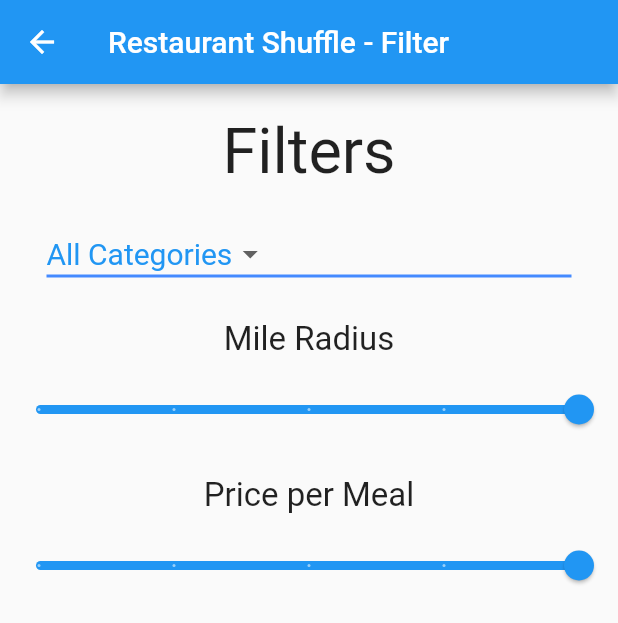
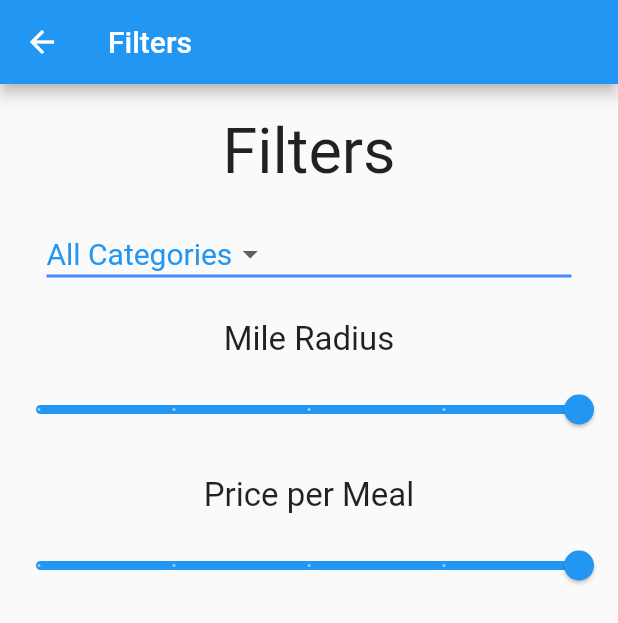
Before and after one commit to MackayChandler1/RestaurantShuffle, a Flutter app: the FilterScreen screen opened by its route, on a phone screen of 412 x 824 dp. Shown: the top 623 px of the screen. Run offline on Flutter 3.47's test engine with Material 2 defaults, Android fonts, the phone set to English and light mode, and no system bars; our stand-ins replace cloud_firestore, firebase_core, flutter_rating_bar; missing offline and left inert: maps_launcher; accounts and stored records are empty.

Commit message:
Fixed a few bugs in the code

```diff
--- a/lib/pages/filter_screen.dart
+++ b/lib/pages/filter_screen.dart
@@ -17,7 +17,7 @@ class _FilterScreenState extends State<FilterScreen> {
   Widget build(BuildContext context) {
     return Scaffold(
       appBar: AppBar(
-        title: const Text('Restaurant Shuffle - Filter'),
+        title: const Text('Filters'),
       ),
       body: Column(children: [
         SizedBox(height: 20),
--- a/lib/pages/home_screen.dart
+++ b/lib/pages/home_screen.dart
@@ -68,7 +68,7 @@ class _HomeScreenState extends State<HomeScreen> {
       if (filteredList.isEmpty) {
         _index = 0;
       } else {
-        _index = _rnd.nextInt(filteredList.length - 1);
+        _index = _rnd.nextInt(filteredList.length);
       }
     });
   }
--- a/lib/pages/restaurant_details.dart
+++ b/lib/pages/restaurant_details.dart
@@ -110,10 +110,10 @@ class ItemInfo extends StatelessWidget {
                         Row(
                           children: [
                             Text(
-                              data['price'] + ' | ',
+                              '${data['price']}  | ',
                               style: TextStyle(fontSize: 20),
                             ),
-                            Text(data['category'] + ' | ',
+                            Text('${data['category']} | ',
                                 style: TextStyle(fontSize: 20)),
                             data['is_open']
                                 ? Text(
```
Also changed, not shown: 2 other files.
